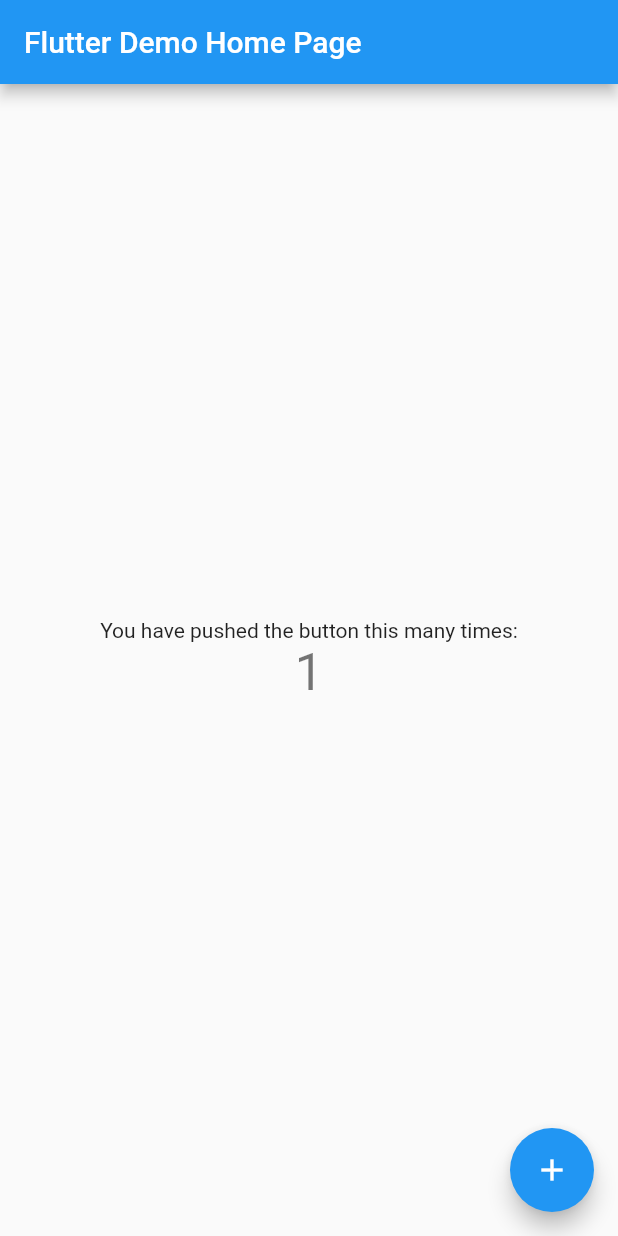
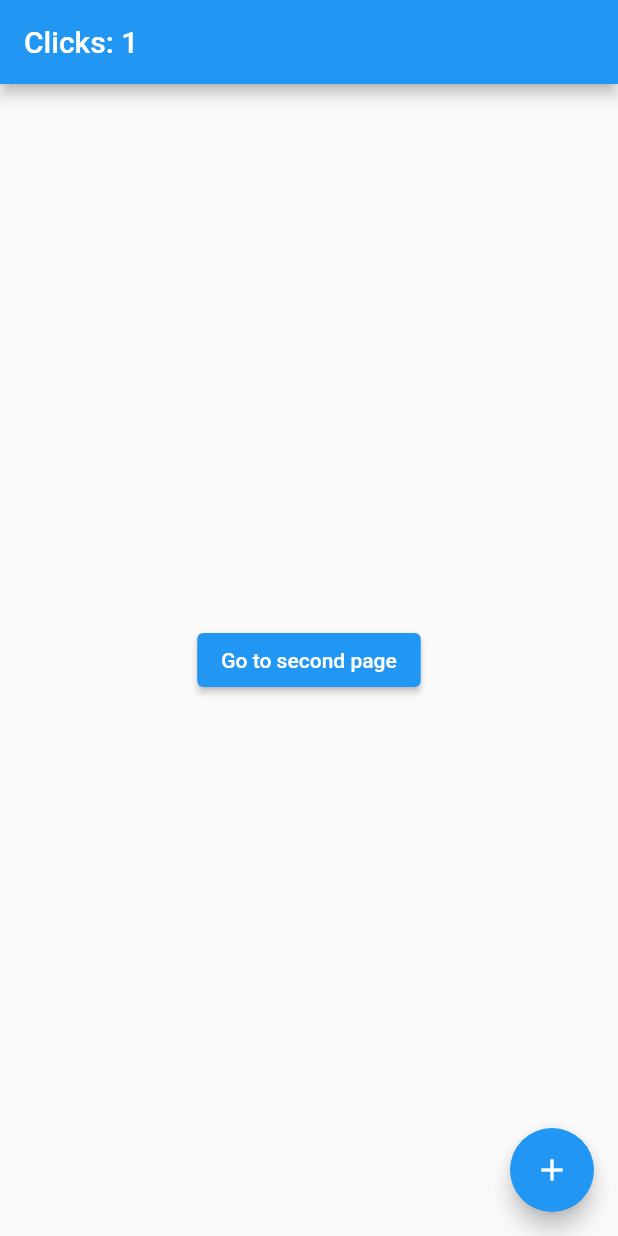
Before and after one commit to devlover-xyz/belajar-flutter, a Flutter app: the screen it shows after launch, after a tap on the "add" icon, on a phone screen of 412 x 824 dp. Run offline on Flutter 3.47's test engine with Material 2 defaults, Android fonts, the phone set to English and light mode, and no system bars; our stand-ins replace get.

Commit message:
latihan librari getX

```diff
--- a/lib/main.dart
+++ b/lib/main.dart
@@ -1,113 +1,35 @@
 import 'package:flutter/material.dart';
+import 'package:get/get.dart';
+import 'package:ramadhan_karim/pages/second_page.dart';
 
 void main() {
-  runApp(MyApp());
+  runApp(GetMaterialApp(home: Home(),));
 }
 
-class MyApp extends StatelessWidget {
-  // This widget is the root of your application.
+class Home extends StatelessWidget {
+  final Controller c = Get.put(Controller());
+
   @override
   Widget build(BuildContext context) {
-    return MaterialApp(
-      title: 'Flutter Demo',
-      theme: ThemeData(
-        // This is the theme of your application.
-        //
-        // Try running your application with "flutter run". You'll see the
-        // application has a blue toolbar. Then, without quitting the app, try
-        // changing the primarySwatch below to Colors.green and then invoke
-        // "hot reload" (press "r" in the console where you ran "flutter run",
-        // or simply save your changes to "hot reload" in a Flutter IDE).
-        // Notice that the counter didn't reset back to zero; the application
-        // is not restarted.
-        primarySwatch: Colors.blue,
+    return Scaffold(
+      appBar: AppBar(title: Obx(() => Text("Clicks: ${c.count}"))),
+      body: Center(
+        child: ElevatedButton(
+            onPressed: () {
+              //navigation
+              Get.to(SecondPage());
+            },
+            child: Text('Go to second page')),
       ),
-      home: MyHomePage(title: 'Flutter Demo Home Page'),
+      floatingActionButton: FloatingActionButton(
+        onPressed: c.increment,
+        child: Icon(Icons.add),
+      ),
     );
   }
 }
 
-class MyHomePage extends StatefulWidget {
-  MyHomePage({Key key, this.title}) : super(key: key);
-
-  // This widget is the home page of your application. It is stateful, meaning
-  // that it has a State object (defined below) that contains fields that affect
-  // how it looks.
-
-  // This class is the configuration for the state. It holds the values (in this
-  // case the title) provided by the parent (in this case the App widget) and
-  // used by the build method of the State. Fields in a Widget subclass are
-  // always marked "final".
-
-  final String title;
-
-  @override
-  _MyHomePageState createState() => _MyHomePageState();
+class Controller extends GetxController {
+  var count = 0.obs;
+  increment() => count++;
 }
-
-class _MyHomePageState extends State<MyHomePage> {
-  int _counter = 0;
-
-  void _incrementCounter() {
-    setState(() {
-      // This call to setState tells the Flutter framework that something has
-      // changed in this State, which causes it to rerun the build method below
-      // so that the display can reflect the updated values. If we changed
-      // _counter without calling setState(), then the build method would not be
-      // called again, and so nothing would appear to happen.
-      _counter++;
-    });
-  }
-
-  @override
-  Widget build(BuildContext context) {
-    // This method is rerun every time setState is called, for instance as done
-    // by the _incrementCounter method above.
-    //
-    // The Flutter framework has been optimized to make rerunning build methods
-    // fast, so that you can just rebuild anything that needs updating rather
-    // than having to individually change instances of widgets.
-    return Scaffold(
-      appBar: AppBar(
-        // Here we take the value from the MyHomePage object that was created by
-        // the App.build method, and use it to set our appbar title.
-        title: Text(widget.title),
-      ),
-      body: Center(
-        // Center is a layout widget. It takes a single child and positions it
-        // in the middle of the parent.
-        child: Column(
-          // Column is also a layout widget. It takes a list of children and
-          // arranges them vertically. By default, it sizes itself to fit its
-          // children horizontally, and tries to be as tall as its parent.
-          //
-          // Invoke "debug painting" (press "p" in the console, choose the
-          // "Toggle Debug Paint" action from the Flutter Inspector in Android
-          // Studio, or the "Toggle Debug Paint" command in Visual Studio Code)
-          // to see the wireframe for each widget.
-          //
-          // Column has various properties to control how it sizes itself and
-          // how it positions its children. Here we use mainAxisAlignment to
-          // center the children vertically; the main axis here is the vertical
-          // axis because Columns are vertical (the cross axis would be
-          // horizontal).
-          mainAxisAlignment: MainAxisAlignment.center,
-          children: <Widget>[
-            Text(
-              'You have pushed the button this many times:',
-            ),
-            Text(
-              '$_counter',
-              style: Theme.of(context).textTheme.headline4,
-            ),
-          ],
-        ),
-      ),
-      floatingActionButton: FloatingActionButton(
-        onPressed: _incrementCounter,
-        tooltip: 'Increment',
-        child: Icon(Icons.add),
-      ), // This trailing comma makes auto-formatting nicer for build methods.
-    );
-  }
-}
--- /dev/null
+++ b/lib/pages/second_page.dart
@@ -0,0 +1,20 @@
+import 'package:flutter/material.dart';
+import 'package:get/get.dart';
+
+import '../main.dart';
+
+class SecondPage extends StatelessWidget {
+
+final Controller c = Get.find();
+
+  @override
+  Widget build(BuildContext context) {
+    return Scaffold(
+      appBar: AppBar(title: Text('Second Pages'),),
+      body: Center(
+        child: Text("${c.count}"),
+      ),
+
+    );
+  }
+}
```
Also changed, not shown: pubspec.yaml (+1 -9 lines), pubspec.lock.
